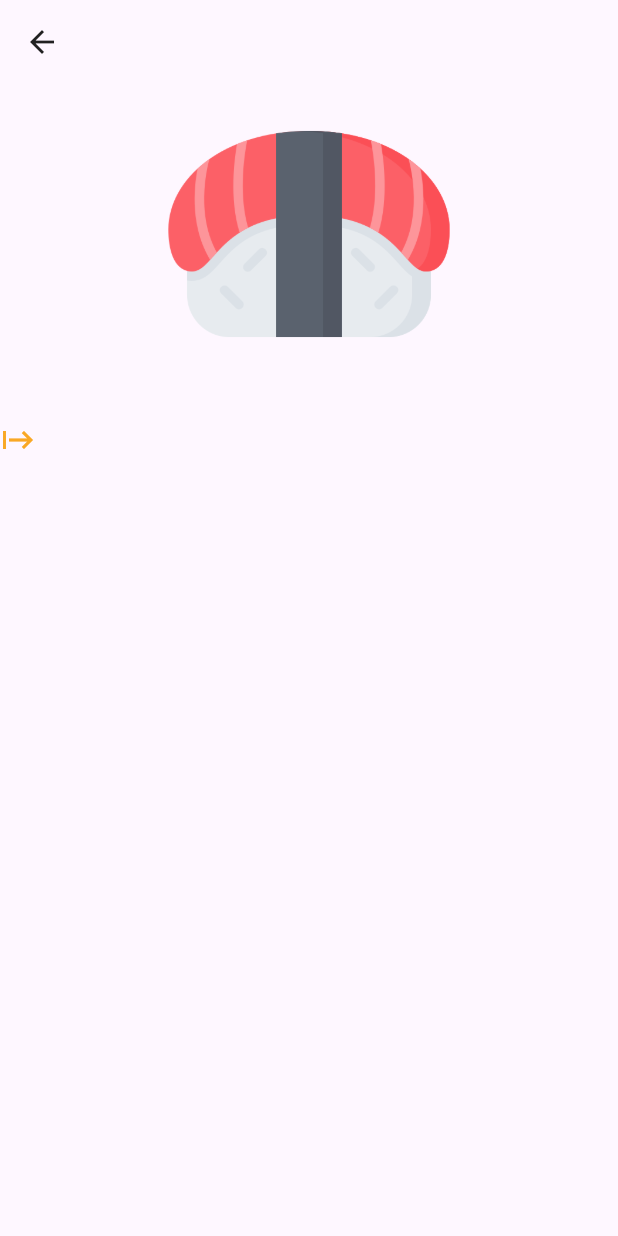
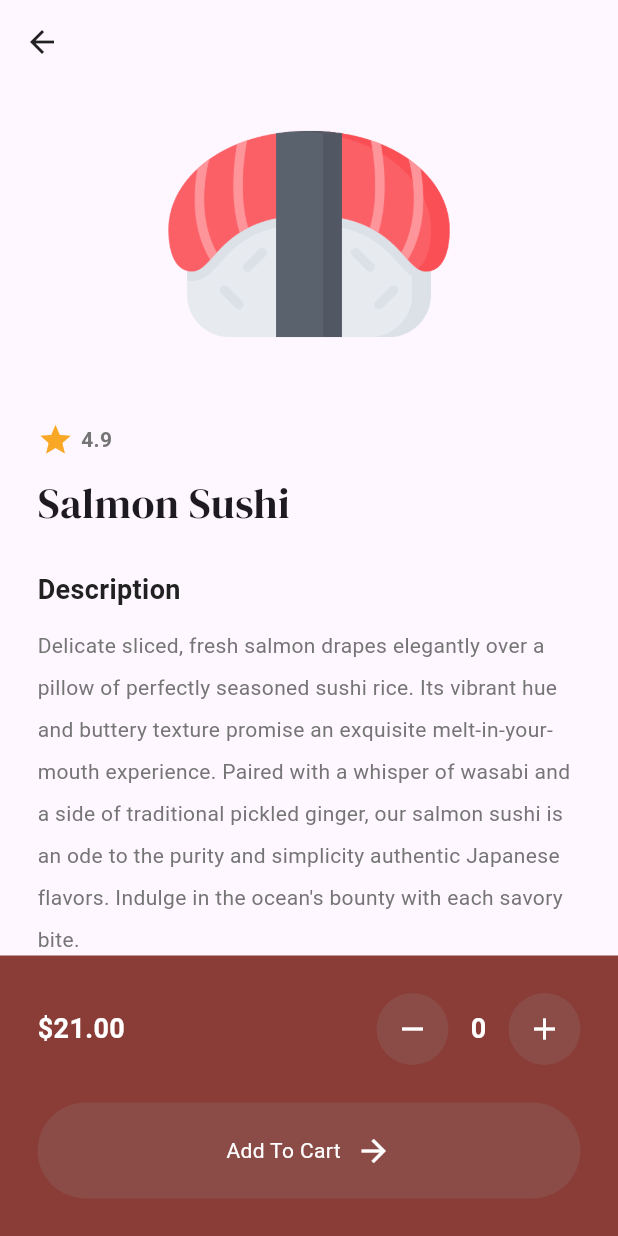
Before and after one commit to Dumpling1902/sushi_app_2a_ramirez, a Flutter app: the MenuPage screen opened by its route, after a tap on "Salmon Sushi", on a phone screen of 412 x 824 dp. Run offline on Flutter 3.47's test engine with Material 3 defaults, Android fonts, the phone set to English and light mode, and no system bars; our stand-ins replace google_fonts.

Commit message:
AddToCart

```diff
--- a/lib/components/button.dart
+++ b/lib/components/button.dart
@@ -1,4 +1,5 @@
 import 'package:flutter/material.dart';
+import 'package:sushi_app_2a_ramirez/theme/colors.dart';
 
 class MyButton extends StatelessWidget {
   final String text;
@@ -15,7 +16,9 @@ class MyButton extends StatelessWidget {
     return GestureDetector(
       onTap: onTap,
       child: Container(
-        decoration: BoxDecoration(color: const Color.fromARGB(212, 135, 81, 77), borderRadius: BorderRadius.circular(40)),
+        decoration: BoxDecoration(
+          color: secondaryColor,
+          borderRadius: BorderRadius.circular(40)),
         padding: EdgeInsets.all(20),
         child: Row(
           mainAxisAlignment: MainAxisAlignment.center,
--- /dev/null
+++ b/lib/models/shop.dart
@@ -0,0 +1,34 @@
+import 'package:flutter/material.dart';
+import 'food.dart';
+
+class Shop extends ChangeNotifier{
+    //food menu
+  final List<Food> _foodMenu = [
+    //salmon sushi
+    Food(name: "Salmon Sushi", price: "21.00", imagePath: "lib/images/salmon_sushi.png", rating: "4.9",),
+
+    //tuna
+    Food(name: "Tuna", price: "23.00", imagePath: "lib/images/tuna.png", rating: "4.3",),
+  ];
+
+  //customer cart
+  List<Food> _cart = [];
+
+  //getter methods
+  List<Food> get foodMenu => _foodMenu;
+  List<Food> get cart => _cart;
+
+  //add to cart
+  void addToCart(Food foodItem, int quantity) {
+    for (int i=0; i<quantity; i++ ) {
+      _cart.add(foodItem);
+    }
+    notifyListeners();
+  }
+
+  //remove from cart
+  void removeFromCart(Food food) {
+    _cart.remove(food);
+    notifyListeners();
+  }
+}
--- a/lib/pages/food_details_page.dart
+++ b/lib/pages/food_details_page.dart
@@ -1,4 +1,9 @@
 import 'package:flutter/material.dart';
+import 'package:google_fonts/google_fonts.dart';
+import 'package:provider/provider.dart';
+import 'package:sushi_app_2a_ramirez/components/button.dart';
+import 'package:sushi_app_2a_ramirez/models/shop.dart';
+import 'package:sushi_app_2a_ramirez/theme/colors.dart';
 import '../models/food.dart';
 
 class FoodDetailsPage extends StatefulWidget {
@@ -11,6 +16,65 @@ class FoodDetailsPage extends StatefulWidget {
 }
 
 class _FoodDetailsPageState extends State<FoodDetailsPage> {
+
+  //quantity
+  int quantityCount = 0;
+
+  //decrement quantity
+  void decrementQuantity() {
+    setState(() {
+      if (quantityCount > 0) {
+        quantityCount--;
+      }
+    });
+  }
+
+  //increment quantity
+  void incrementQuantity() {
+    setState(() {
+      setState(() {
+      quantityCount++;
+    });
+    });
+  }
+
+  //add to cart
+  void addToCart() {
+    //only add to cart if there is something in the cart
+    if (quantityCount > 0) {
+      //get access to shop
+      final shop = context.read<Shop>();
+
+      //add to cart
+      shop.addToCart(widget.food, quantityCount);
+
+      //let the user know it was successful
+      showDialog(
+        context: context,
+        barrierDismissible: false,
+        builder: (context) => AlertDialog(
+          backgroundColor: primaryColor,
+        content: Text(
+          "Successfully added to cart",
+          style: TextStyle(color: Colors.white),
+          textAlign: TextAlign.center,
+          ),
+        actions: [
+          //okay button
+          IconButton(onPressed: () {
+
+            //pop once to remove dialog box
+            Navigator.pop(context);
+
+            //pop again to go previous screen
+            Navigator.pop(context);
+          }, icon: Icon(Icons.done, color: Colors.white,),)
+        ],
+      ),
+      );
+    }
+  }
+
   @override
   Widget build(BuildContext context) {
     return Scaffold(
@@ -23,6 +87,8 @@ class _FoodDetailsPageState extends State<FoodDetailsPage> {
       body: Column(children: [
         //list view of food details
         Expanded(
+          child: Padding(
+            padding: const EdgeInsets.symmetric(horizontal: 25.0),
             child: ListView(
               children: [
                 //image
@@ -33,20 +99,109 @@ class _FoodDetailsPageState extends State<FoodDetailsPage> {
                 //rating
                 Row(children: [
                   //start icon
-                Icon(Icons.start, color: Colors.yellow[800],
+                  Icon(Icons.star, color: Colors.yellow[800],
                   ),
+
+                  const SizedBox(width: 5),
+
+                  //rating number
+                  Text(widget.food.rating, style: TextStyle(color: Colors.grey[600],fontWeight: FontWeight.bold,),),
+                ],),
 
                 const SizedBox(height: 10),
 
-                //rating number
-              ],)
+                //food name
+                Text(widget.food.name,
+                style: GoogleFonts.dmSerifDisplay(fontSize: 28),
+                ),
 
-              //food name
+                const SizedBox(height: 25),
 
                 //description
-            ],),),
+                Text("Description", style: TextStyle(color: Colors.grey[900], fontWeight: FontWeight.bold,fontSize: 18,),),
+
+                const SizedBox(height: 10),
+
+                Text("Delicate sliced, fresh salmon drapes elegantly over a pillow of perfectly seasoned sushi rice. Its vibrant hue and buttery texture promise an exquisite melt-in-your-mouth experience. Paired with a whisper of wasabi and a side of traditional pickled ginger, our salmon sushi is an ode to the purity and simplicity authentic Japanese flavors. Indulge in the ocean's bounty with each savory bite.",
+                style: TextStyle(color: Colors.grey[600],
+                fontSize: 14,
+                height: 2,
+                ),
+
+                ),
+              ],),
+          ),
+          ),
 
           //price + quantity + add to cart button
+          Container(
+            color: primaryColor,
+            padding: EdgeInsets.all(25),
+            child: Column(
+              children: [
+              //price + quantity
+              Row(
+                mainAxisAlignment: MainAxisAlignment.spaceBetween,
+                children: [
+                //price
+                Text("\$${widget.food.price}", style: TextStyle(color: Colors.white, fontWeight: FontWeight.bold, fontSize: 18,),),
+
+                //quantity
+                Row(children: [
+                  //minus button
+                  Container(
+                    decoration: BoxDecoration(color: secondaryColor,
+                    shape: BoxShape.circle,
+                    ),
+                    child: IconButton(
+                      icon: const Icon(
+                        Icons.remove,
+                        color: Colors.white,
+                        ),
+                        onPressed: decrementQuantity,
+                      ),
+
+                    ),
+
+
+                  //quantity count
+                  SizedBox(
+                    width: 40,
+                    child: Center(
+                      child: Text(
+                        quantityCount.toString(),
+                      style: TextStyle(
+                        color: Colors.white,
+                        fontWeight: FontWeight.bold,
+                        fontSize: 18,
+                        ),),
+                    ),
+                  ),
+
+                  //plus button
+                  Container(
+                    decoration: BoxDecoration(color: secondaryColor,
+                    shape: BoxShape.circle,
+                    ),
+                    child: IconButton(
+                      icon: const Icon(
+                        Icons.add,
+                        color: Colors.white,
+                        ),
+                        onPressed: incrementQuantity,
+                      ),
+
+                    ),
+                ],),
+              ],),
+
+              const SizedBox(height: 25),
+
+              //add to cart button
+              MyButton(text: "Add To Cart", onTap: addToCart),
+            ],),
+          ),
+
       ],),
     );
   }
--- a/lib/pages/intro_page.dart
+++ b/lib/pages/intro_page.dart
@@ -1,6 +1,7 @@
 import 'package:flutter/material.dart';
 import 'package:google_fonts/google_fonts.dart';
 import 'package:sushi_app_2a_ramirez/components/button.dart';
+import 'package:sushi_app_2a_ramirez/theme/colors.dart';
 
 class IntroPage extends StatelessWidget {
   const IntroPage ({super.key});
@@ -8,7 +9,7 @@ class IntroPage extends StatelessWidget {
   @override
   Widget build(BuildContext context) {
     return Scaffold(
-      backgroundColor: Color.fromARGB(255, 138, 60, 55),
+      backgroundColor: primaryColor,
       body: Padding(
         padding: const EdgeInsets.all(25.0),
         child: Column(
--- a/lib/pages/menu_page.dart
+++ b/lib/pages/menu_page.dart
@@ -1,7 +1,9 @@
 import 'package:flutter/material.dart';
 import 'package:google_fonts/google_fonts.dart';
+import 'package:provider/provider.dart';
 import 'package:sushi_app_2a_ramirez/components/button.dart';
 import 'package:sushi_app_2a_ramirez/models/food.dart';
+import 'package:sushi_app_2a_ramirez/models/shop.dart';
 import 'package:sushi_app_2a_ramirez/theme/colors.dart';
 
 import '../components/food_tile.dart';
@@ -15,18 +17,13 @@ class MenuPage extends StatefulWidget {
 }
 
 class _MenuPageState extends State<MenuPage> {
-
-  //food menu
-  List foodMenu = [
-    //salmon sushi
-    Food(name: "Salmon Sushi", price: "21.00", imagePath: "lib/images/salmon_sushi.png", rating: "4.9",),
-
-    //tuna
-    Food(name: "Tuna", price: "23.00", imagePath: "lib/images/tuna.png", rating: "4.3",),
-  ];
-
   //navigate to food item details page
   void navigateToFoodDetails(int index) {
+
+    //get the shop and it's menu
+    final shop = context.read<Shop>();
+    final foodMenu = shop.foodMenu;
+
     Navigator.push(context, MaterialPageRoute(builder: (context) => FoodDetailsPage(
       food: foodMenu[index],
     ),),);
@@ -35,18 +32,28 @@ class _MenuPageState extends State<MenuPage> {
 
   @override
   Widget build(BuildContext context) {
+        //get the shop and it's menu
+    final shop = context.read<Shop>();
+    final foodMenu = shop.foodMenu;
     return Scaffold(
       backgroundColor: Colors.grey[300],
       appBar: AppBar(
         backgroundColor: Colors.transparent,
+        foregroundColor: Colors.grey[800],
         elevation: 0,
         leading: Icon(
           Icons.menu,
-          color: Colors.grey[900],
           ),
           title: Text(
             'Tokyo',
-             style: TextStyle(color: Colors.grey[900]),),
+          ),
+          actions: [
+            //cart button
+            IconButton(onPressed:() {
+              Navigator.pushNamed(context, '/cartpage');
+            },
+            icon: Icon(Icons.shopping_cart),)
+          ],
         ),
       body: Column(
         crossAxisAlignment: CrossAxisAlignment.start,
--- a/lib/theme/colors.dart
+++ b/lib/theme/colors.dart
@@ -1,3 +1,4 @@
 import 'package:flutter/material.dart';
 
 var primaryColor = Color.fromARGB(255, 138, 60, 55);
+var secondaryColor = Color.fromARGB(109, 140, 94, 91);
--- a/pubspec.yaml
+++ b/pubspec.yaml
@@ -35,6 +35,7 @@ dependencies:
   # Use with the CupertinoIcons class for iOS style icons.
   cupertino_icons: ^1.0.8
   google_fonts:
+  provider:
 
 dev_dependencies:
   flutter_test:
```
Also changed, not shown: lib/main.dart (+9 -1 lines), lib/pages/cart_page.dart (added, +51 -0 lines), pubspec.lock. Lines whose indentation alone changed are shown as unchanged.
